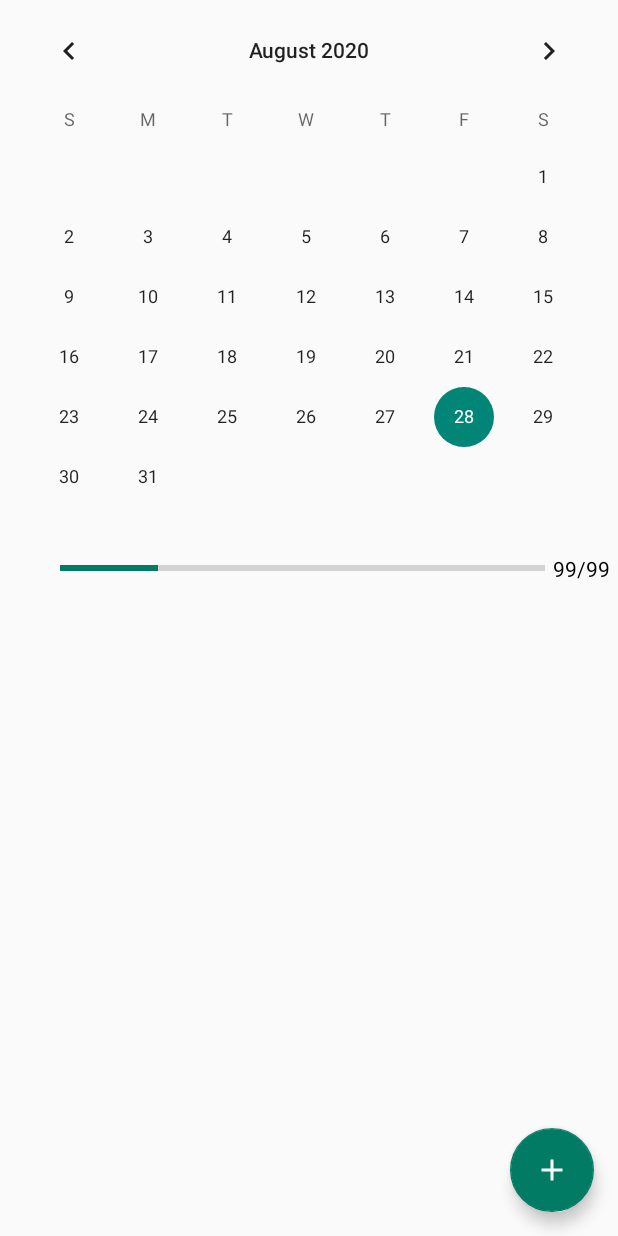
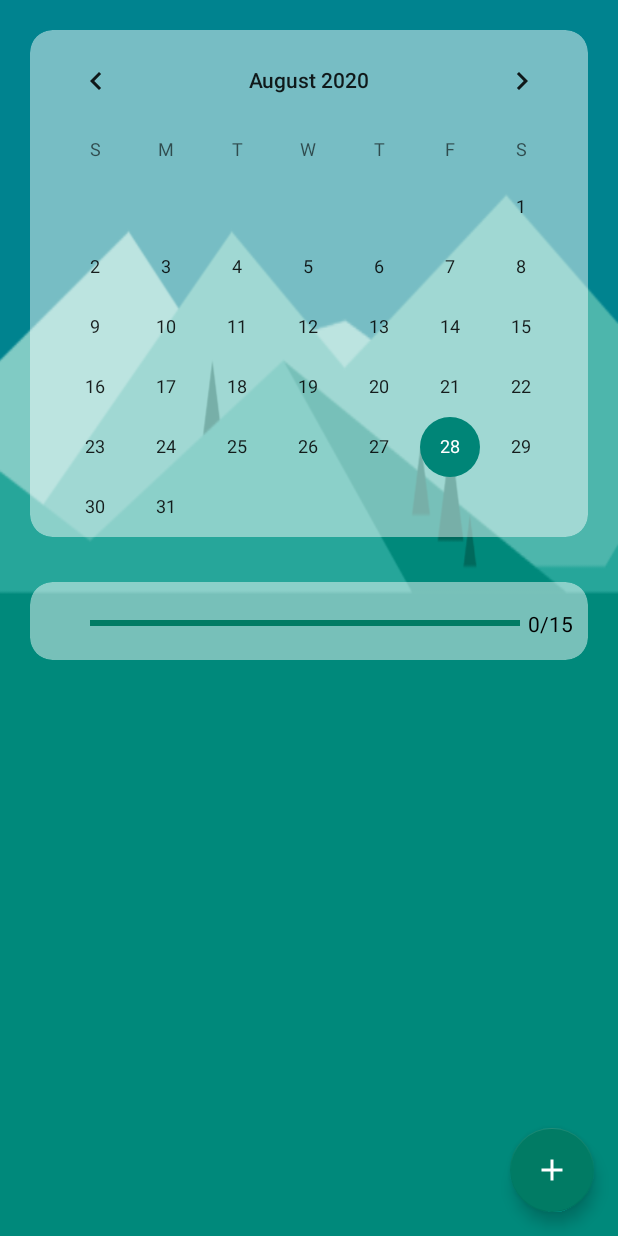
Before and after one commit to Anton7692/The-Two-Day-Rule-Calendar, an Android app: the screen it shows after launch (MainActivity), on a phone screen of 412 x 824 dp. Run offline under Robolectric (Android 15) with nearby library versions, the phone set to English and light mode, and no system bars; libraries missing offline, so code that uses them is left out: com.squareup.timessquare.

Commit message:
background and cardviews

```diff
--- a/app/src/main/res/layout-v21/activity_main.xml
+++ b/app/src/main/res/layout-v21/activity_main.xml
@@ -6,7 +6,8 @@
     xmlns:app="http://schemas.android.com/apk/res-auto"
     android:layout_width="match_parent"
     android:layout_height="match_parent"
-    tools:context=".MainActivity">
+    tools:context=".MainActivity"
+    android:background="@drawable/qq_bg">
 
     <com.google.android.material.floatingactionbutton.FloatingActionButton
         android:layout_width="wrap_content"
@@ -22,21 +23,42 @@
     <ScrollView
         android:layout_width="match_parent"
         android:layout_height="wrap_content">
-
-
         <LinearLayout
             android:layout_width="match_parent"
             android:layout_height="wrap_content"
             android:orientation="vertical">
+            <androidx.cardview.widget.CardView
+                android:layout_width="match_parent"
+                android:layout_height="wrap_content"
+                android:layout_marginRight="20dp"
+                android:layout_marginLeft="20dp"
+                android:layout_marginTop="20dp"
+                android:layout_marginBottom="10dp"
+                app:cardCornerRadius="15dp"
+                android:backgroundTint="@color/transparentWhite"
+                app:cardElevation="0dp">
+                <!-- To change transparency go to res/values/colors.xml -->
                 <CalendarView
                     android:id="@+id/calendar_grid"
                     android:layout_width="match_parent"
                     android:layout_height="wrap_content"
                     android:layout_gravity="top"
-                android:theme="@style/Theme.Design.Light" >
+                    android:backgroundTint="@color/transparentWhite"
+                    android:theme="@style/Theme.Design.Light">
 
                 </CalendarView>
+            </androidx.cardview.widget.CardView>
 
+            <androidx.cardview.widget.CardView
+                android:layout_width="match_parent"
+                android:layout_height="wrap_content"
+                android:layout_marginRight="20dp"
+                android:layout_marginLeft="20dp"
+                android:layout_marginTop="20dp"
+                android:layout_marginBottom="10dp"
+                app:cardCornerRadius="15dp"
+                android:backgroundTint="@color/transparentWhite"
+                app:cardElevation="0dp">
                 <LinearLayout
                     android:layout_width="match_parent"
                     android:layout_height="wrap_content"
@@ -53,10 +75,11 @@
                         android:layout_height="wrap_content"
                         android:layout_marginStart="40dp"
                         android:layout_marginEnd="5dp"
+                        android:layout_marginBottom="6dp"
                         android:layout_weight="1"
                         android:indeterminate="false"
-                    android:max="99"
-                    android:minHeight="50dp"
+                        android:max="15"
+                        android:minHeight="30dp"
                         android:progress="20"
                         android:progressTint="@color/colorPrimary">
                     </ProgressBar>
@@ -64,16 +87,30 @@
                     <TextView
                         android:layout_width="wrap_content"
                         android:layout_height="wrap_content"
-                    android:layout_marginEnd="5dp"
-                    android:text="99/99"
+                        android:layout_marginEnd="10dp"
+                        android:layout_marginBottom="6dp"
+                        android:text="0/15"
                         android:textColor="@android:color/black" />
                 </LinearLayout>
+            </androidx.cardview.widget.CardView>
+            <androidx.cardview.widget.CardView
+                android:layout_width="match_parent"
+                android:layout_height="wrap_content"
+                android:layout_marginRight="20dp"
+                android:layout_marginLeft="20dp"
+                android:layout_marginTop="20dp"
+                android:layout_marginBottom="10dp"
+                app:cardCornerRadius="15dp"
+                android:backgroundTint="@color/transparentWhite"
+                app:cardElevation="0dp">
                 <LinearLayout
                     android:id="@+id/ll_for_todos"
                     android:layout_width="match_parent"
                     android:layout_height="wrap_content"
                     android:orientation="vertical">
                 </LinearLayout>
+
+            </androidx.cardview.widget.CardView>
         </LinearLayout>
     </ScrollView>
 
--- a/app/src/main/res/layout/activity_main.xml
+++ b/app/src/main/res/layout/activity_main.xml
@@ -22,20 +22,28 @@
     <ScrollView
         android:layout_width="match_parent"
         android:layout_height="wrap_content">
-
-
         <LinearLayout
             android:layout_width="match_parent"
             android:layout_height="wrap_content"
             android:orientation="vertical">
-            <CalendarView
-                android:id="@+id/calendar_grid"
+            <androidx.cardview.widget.CardView
                 android:layout_width="match_parent"
                 android:layout_height="wrap_content"
-                android:layout_gravity="top"
-                android:theme="@style/Theme.Design.Light" >
+                android:layout_marginRight="20dp"
+                android:layout_marginLeft="20dp"
+                android:layout_marginTop="20dp"
+                app:cardCornerRadius="20dp"
+                android:backgroundTint="@color/transparentWhite"
+                app:cardElevation="10dp">
+                <CalendarView
+                    android:id="@+id/calendar_grid"
+                    android:layout_width="match_parent"
+                    android:layout_height="wrap_content"
+                    android:layout_gravity="top"
+                    android:theme="@style/Theme.Design.Light" >
 
-            </CalendarView>
+                </CalendarView>
+            </androidx.cardview.widget.CardView>
 
             <LinearLayout
                 android:layout_width="match_parent"
--- a/app/src/main/res/values/colors.xml
+++ b/app/src/main/res/values/colors.xml
@@ -3,4 +3,5 @@
     <color name="colorPrimary">#017B64</color>
     <color name="colorPrimaryDark">#017B64</color>
     <color name="colorAccent">#03DAC5</color>
+    <color name="transparentWhite">#77FFFFFF</color>
 </resources>
```
Also changed, not shown: app/src/main/res/drawable/qq_background.jpg (added), app/src/main/res/drawable/qq_bg.png (added). Lines whose indentation alone changed are shown as unchanged.
